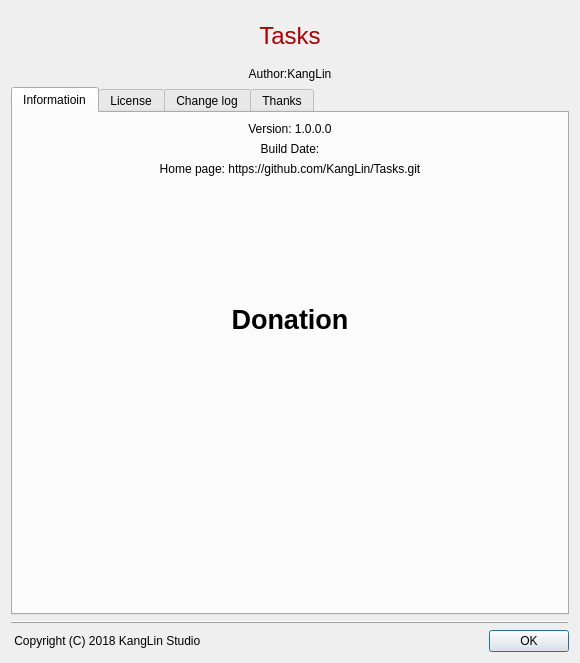
The window that DlgAbout/DlgAbout.ui (KangLin/Calendar) describes before a commit, drawn with Qt 5.
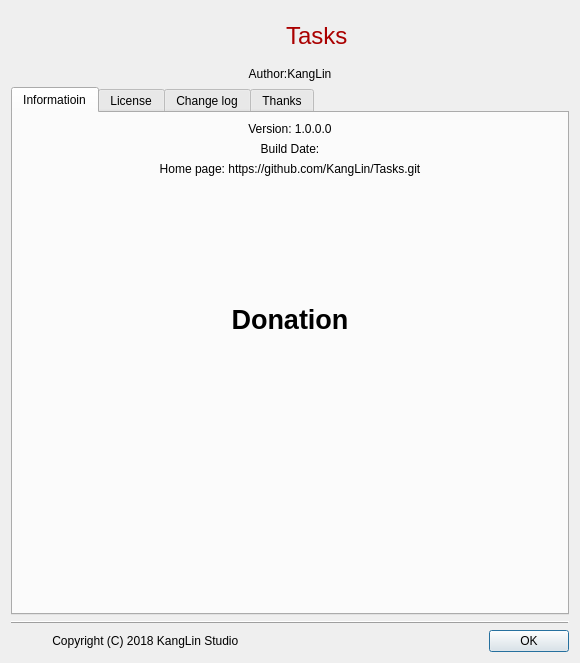
The same window after the commit. Icons and pictures are not drawn.

```diff
--- a/DlgAbout/DlgAbout.ui
+++ b/DlgAbout/DlgAbout.ui
@@ -20,17 +20,20 @@
    <string>About</string>
   </property>
   <layout class="QGridLayout" name="gridLayout">
-   <item row="3" column="0">
-    <widget class="QFrame" name="frame">
-     <property name="frameShape">
-      <enum>QFrame::HLine</enum>
+   <item row="1" column="1">
+    <widget class="QLabel" name="lbAuthor">
+     <property name="text">
+      <string>Author:KangLin</string>
      </property>
-     <property name="frameShadow">
-      <enum>QFrame::Raised</enum>
+     <property name="alignment">
+      <set>Qt::AlignCenter</set>
+     </property>
+     <property name="wordWrap">
+      <bool>true</bool>
      </property>
     </widget>
    </item>
-   <item row="2" column="0">
+   <item row="2" column="1">
     <widget class="QTabWidget" name="tabWidget">
      <property name="sizePolicy">
       <sizepolicy hsizetype="Expanding" vsizetype="Expanding">
@@ -279,49 +282,35 @@
      </widget>
     </widget>
    </item>
-   <item row="4" column="0">
-    <layout class="QHBoxLayout" name="horizontalLayout_2">
-     <item>
-      <widget class="QLabel" name="lbCopyright">
-       <property name="sizePolicy">
-        <sizepolicy hsizetype="Expanding" vsizetype="Preferred">
-         <horstretch>0</horstretch>
-         <verstretch>0</verstretch>
-        </sizepolicy>
-       </property>
-       <property name="text">
-        <string> Copyright (C) 2018 KangLin Studio</string>
-       </property>
-      </widget>
-     </item>
-     <item>
-      <widget class="QPushButton" name="pushButton">
-       <property name="text">
-        <string>OK</string>
-       </property>
-      </widget>
-     </item>
-    </layout>
-   </item>
-   <item row="1" column="0">
-    <widget class="QLabel" name="lbAuthor">
-     <property name="text">
-      <string>Author:KangLin</string>
+   <item row="3" column="1">
+    <widget class="QFrame" name="frame">
+     <property name="frameShape">
+      <enum>QFrame::HLine</enum>
      </property>
-     <property name="alignment">
-      <set>Qt::AlignCenter</set>
-     </property>
-     <property name="wordWrap">
-      <bool>true</bool>
+     <property name="frameShadow">
+      <enum>QFrame::Raised</enum>
      </property>
     </widget>
    </item>
-   <item row="0" column="0">
+   <item row="0" column="1">
     <layout class="QHBoxLayout" name="horizontalLayout">
+     <item>
+      <spacer name="horizontalSpacer">
+       <property name="orientation">
+        <enum>Qt::Horizontal</enum>
+       </property>
+       <property name="sizeHint" stdset="0">
+        <size>
+         <width>40</width>
+         <height>20</height>
+        </size>
+       </property>
+      </spacer>
+     </item>
      <item>
       <widget class="QLabel" name="lblLogo">
        <property name="sizePolicy">
-        <sizepolicy hsizetype="Preferred" vsizetype="Preferred">
+        <sizepolicy hsizetype="Fixed" vsizetype="Fixed">
          <horstretch>0</horstretch>
          <verstretch>0</verstretch>
         </sizepolicy>
@@ -332,6 +321,12 @@
          <height>48</height>
         </size>
        </property>
+       <property name="maximumSize">
+        <size>
+         <width>48</width>
+         <height>48</height>
+        </size>
+       </property>
        <property name="textFormat">
         <enum>Qt::PlainText</enum>
        </property>
@@ -339,11 +334,14 @@
         <pixmap resource="../Resource/Resource.qrc">:/icon/App</pixmap>
        </property>
        <property name="scaledContents">
-        <bool>false</bool>
+        <bool>true</bool>
        </property>
        <property name="alignment">
         <set>Qt::AlignRight|Qt::AlignTrailing|Qt::AlignVCenter</set>
        </property>
+       <property name="wordWrap">
+        <bool>false</bool>
+       </property>
       </widget>
      </item>
      <item>
@@ -360,6 +358,12 @@
          <height>50</height>
         </size>
        </property>
+       <property name="maximumSize">
+        <size>
+         <width>16777215</width>
+         <height>16777215</height>
+        </size>
+       </property>
        <property name="palette">
         <palette>
          <active>
@@ -406,35 +410,69 @@
         <string>Tasks</string>
        </property>
        <property name="alignment">
-        <set>Qt::AlignCenter</set>
-       </property>
-      </widget>
-     </item>
-     <item>
-      <widget class="QLabel" name="lblLogo_2">
-       <property name="sizePolicy">
-        <sizepolicy hsizetype="Preferred" vsizetype="Preferred">
-         <horstretch>0</horstretch>
-         <verstretch>0</verstretch>
-        </sizepolicy>
-       </property>
-       <property name="minimumSize">
-        <size>
-         <width>48</width>
-         <height>48</height>
-        </size>
-       </property>
-       <property name="textFormat">
-        <enum>Qt::PlainText</enum>
-       </property>
-       <property name="pixmap">
-        <pixmap resource="../Resource/Resource.qrc">:/icon/App</pixmap>
-       </property>
-       <property name="scaledContents">
-        <bool>false</bool>
-       </property>
-       <property name="alignment">
         <set>Qt::AlignLeading|Qt::AlignLeft|Qt::AlignVCenter</set>
+       </property>
+      </widget>
+     </item>
+     <item>
+      <spacer name="horizontalSpacer_2">
+       <property name="orientation">
+        <enum>Qt::Horizontal</enum>
+       </property>
+       <property name="sizeHint" stdset="0">
+        <size>
+         <width>40</width>
+         <height>20</height>
+        </size>
+       </property>
+      </spacer>
+     </item>
+    </layout>
+   </item>
+   <item row="4" column="1">
+    <layout class="QHBoxLayout" name="horizontalLayout_2">
+     <item>
+      <widget class="QLabel" name="label">
+       <property name="sizePolicy">
+        <sizepolicy hsizetype="Expanding" vsizetype="Preferred">
+         <horstretch>0</horstretch>
+         <verstretch>0</verstretch>
+        </sizepolicy>
+       </property>
+       <property name="maximumSize">
+        <size>
+         <width>32</width>
+         <height>32</height>
+        </size>
+       </property>
+       <property name="text">
+        <string/>
+       </property>
+       <property name="pixmap">
+        <pixmap resource="../Resource/Resource.qrc">:/icon/CopyRight</pixmap>
+       </property>
+       <property name="scaledContents">
+        <bool>true</bool>
+       </property>
+      </widget>
+     </item>
+     <item>
+      <widget class="QLabel" name="lbCopyright">
+       <property name="sizePolicy">
+        <sizepolicy hsizetype="Expanding" vsizetype="Preferred">
+         <horstretch>0</horstretch>
+         <verstretch>0</verstretch>
+        </sizepolicy>
+       </property>
+       <property name="text">
+        <string> Copyright (C) 2018 KangLin Studio</string>
+       </property>
+      </widget>
+     </item>
+     <item>
+      <widget class="QPushButton" name="pushButton">
+       <property name="text">
+        <string>OK</string>
        </property>
       </widget>
      </item>
```
